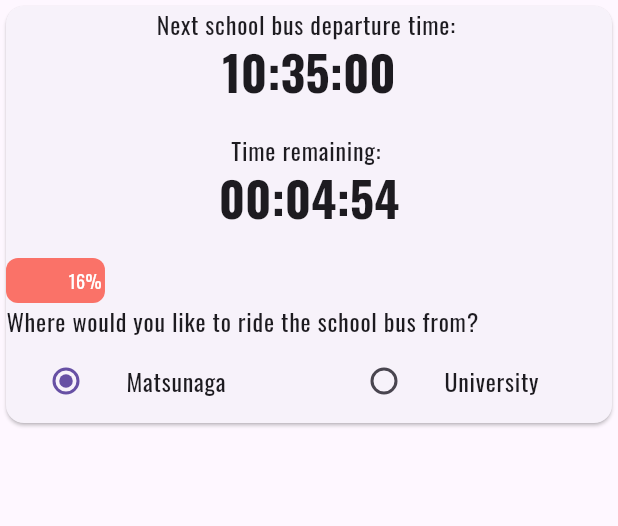
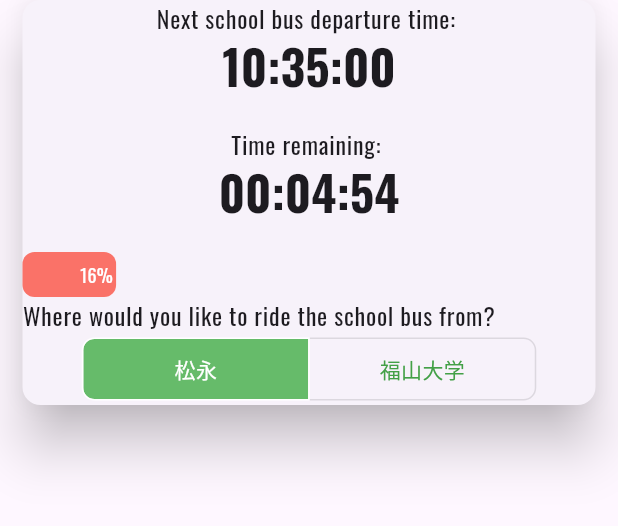
Before and after one commit to JamesXiaoMo/SchoolBusTime_Flutter, a Flutter app: the screen it shows after launch, on a phone screen of 412 x 824 dp, the part 84-610 px from its top. Run offline on Flutter 3.47's test engine with Material 3 defaults, Android fonts, the phone set to English and light mode, and no system bars; drawn by our look-alikes of flutter_animation_progress_bar; our stand-ins replace google_fonts.

Commit message:
Daily update

```diff
--- a/lib/main.dart
+++ b/lib/main.dart
@@ -117,6 +117,12 @@ class _MyHomePageState extends State<MyHomePage> {
   String _selectedLanguage = window.locale.languageCode;
 
   late Timer _timer;
+
+  static const List<Widget> locations = <Widget>[
+    Text('松永'),
+    Text('福山大学')
+  ];
+  final List<bool> _selectedLocation = <bool>[true, false];
 
   @override
   void initState() {
@@ -267,10 +273,12 @@ class _MyHomePageState extends State<MyHomePage> {
         ),
         body:
         Center(
-          child:Column(
+          child: Column(
             crossAxisAlignment: CrossAxisAlignment.center,
             children: [
               Card(
+                margin: const EdgeInsets.symmetric(horizontal: 15.0),
+                elevation: 15.0,
                 child: Column(
                   children: [
                     Text(
@@ -308,42 +316,29 @@ class _MyHomePageState extends State<MyHomePage> {
                         style: Theme.of(context).textTheme.bodyLarge,
                       ),
                     ),
-                        Row(
-                          mainAxisAlignment: MainAxisAlignment.center,
-                          children: [
-                            Expanded(
-                              child: ListTile(
-                                title: Text(S.of(context).location1,
-                                  style: Theme.of(context).textTheme.bodyLarge,),
-                                leading: Radio<int>(
-                                  value: 1,
-                                  groupValue: _selectedValue,
-                                  onChanged: (int? value) {
+                    SizedBox(
+                      child: ToggleButtons(
+                        onPressed: (int index){
                           setState(() {
-                                      _selectedValue = value;
+                            for(int i = 0; i < _selectedLocation.length; i++){
+                              _selectedLocation[i] = i == index;
+                            }
+                            _selectedLocation[0] == true ? _selectedValue = 1 : _selectedValue = 2;
                           });
                         },
+                        borderRadius: const BorderRadius.all(Radius.circular(8)),
+                        isSelected: _selectedLocation,
+                        selectedBorderColor: Colors.white,
+                        selectedColor: Colors.white,
+                        fillColor: Colors.green[400],
+                        color: Colors.green[600],
+                        constraints: const BoxConstraints(
+                          minHeight: 40,
+                          minWidth: 150,
                         ),
+                        children: locations,
                       ),
-                            ),
-                            const SizedBox(width: 20),
-                            Expanded(
-                              child: ListTile(
-                                title: Text(S.of(context).location2,
-                                  style: Theme.of(context).textTheme.bodyLarge,),
-                                leading: Radio<int>(
-                                  value: 2,
-                                  groupValue: _selectedValue,
-                                  onChanged: (int? value) {
-                                    setState(() {
-                                      _selectedValue = value;
-                                    });
-                                  },
-                                ),
-                              ),
-                            ),
-                          ],
-                        ),
+                    )
                   ],
                 ),
               )
--- a/pubspec.yaml
+++ b/pubspec.yaml
@@ -30,7 +30,7 @@ environment:
 dependencies:
   flutter:
     sdk: flutter
-  flutter_launcher_icons:
+  flutter_launcher_icons: ^0.13.1
   http:
   google_fonts: ^6.2.1
   flutter_animation_progress_bar:
@@ -50,6 +50,7 @@ flutter_icons:
   android: true
   ios: true
   image_path: "assets/app_logo.png"
+  remove_alpha_ios: true
 
 dev_dependencies:
   flutter_test:
```
Also changed, not shown: assets/app_logo.png, 26 other files. Lines whose indentation alone changed are shown as unchanged.
